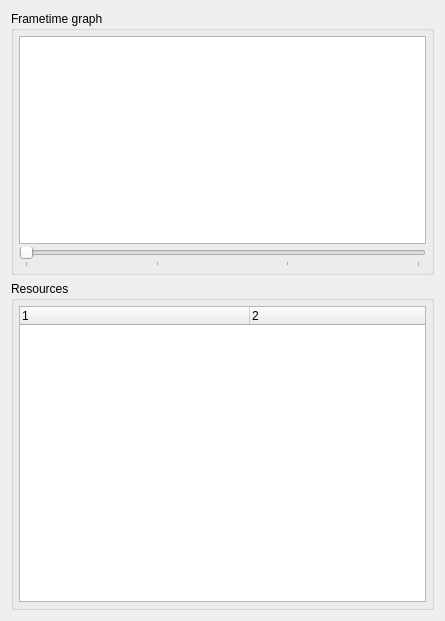
Old version of the form inspector/coffeerendererinspector.ui in the repository hbirchtree/coffeecutie.
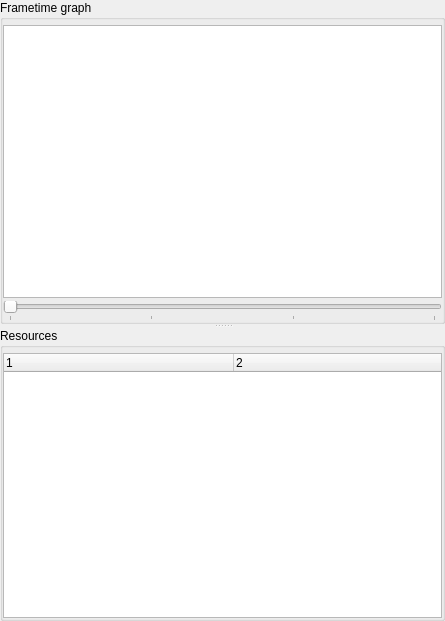
New version of the form.

```diff
--- a/inspector/coffeerendererinspector.ui
+++ b/inspector/coffeerendererinspector.ui
@@ -13,8 +13,27 @@
   <property name="windowTitle">
    <string>Resource Inspector</string>
   </property>
-  <layout class="QVBoxLayout" name="verticalLayout" stretch="4,5">
+  <layout class="QVBoxLayout" name="verticalLayout">
+   <property name="spacing">
+    <number>0</number>
+   </property>
+   <property name="leftMargin">
+    <number>0</number>
+   </property>
+   <property name="topMargin">
+    <number>0</number>
+   </property>
+   <property name="rightMargin">
+    <number>0</number>
+   </property>
+   <property name="bottomMargin">
+    <number>0</number>
+   </property>
    <item>
+    <widget class="QSplitter" name="splitter">
+     <property name="orientation">
+      <enum>Qt::Vertical</enum>
+     </property>
     <widget class="QGroupBox" name="groupBox">
      <property name="title">
       <string>Frametime graph</string>
@@ -24,16 +43,16 @@
        <number>3</number>
       </property>
       <property name="leftMargin">
-       <number>5</number>
+        <number>0</number>
       </property>
       <property name="topMargin">
        <number>5</number>
       </property>
       <property name="rightMargin">
-       <number>5</number>
+        <number>0</number>
       </property>
       <property name="bottomMargin">
-       <number>5</number>
+        <number>0</number>
       </property>
       <item>
        <widget class="QGraphicsView" name="graphView"/>
@@ -65,8 +84,6 @@
       </item>
      </layout>
     </widget>
-   </item>
-   <item>
     <widget class="QGroupBox" name="groupBox_2">
      <property name="title">
       <string>Resources</string>
@@ -76,16 +93,16 @@
        <number>0</number>
       </property>
       <property name="leftMargin">
-       <number>5</number>
+        <number>0</number>
       </property>
       <property name="topMargin">
        <number>5</number>
       </property>
       <property name="rightMargin">
-       <number>5</number>
+        <number>0</number>
       </property>
       <property name="bottomMargin">
-       <number>5</number>
+        <number>0</number>
       </property>
       <item>
        <widget class="QTreeWidget" name="infoView">
@@ -120,6 +137,7 @@
        </widget>
       </item>
      </layout>
+     </widget>
     </widget>
    </item>
   </layout>
```
Lines whose indentation alone changed are shown as unchanged.
